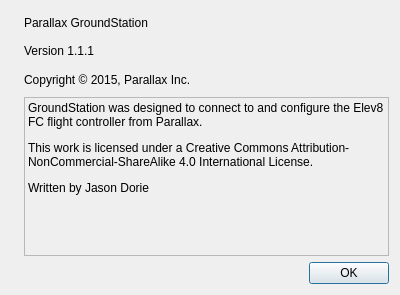
The window that GroundStation-Qt/aboutbox.ui (parallaxinc/Flight-Controller) describes before a commit, drawn with Qt 5.
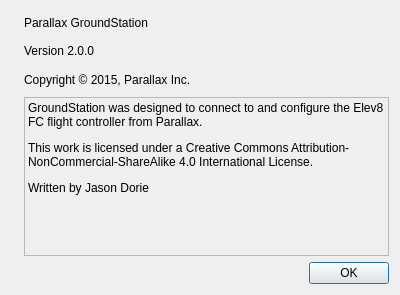
The same window after the commit. Icons and pictures are not drawn.

Commit message: Version bump in about box

Diff of the .ui file:
```diff
--- a/GroundStation-Qt/aboutbox.ui
+++ b/GroundStation-Qt/aboutbox.ui
@@ -53,7 +53,7 @@
        <item>
         <widget class="QLabel" name="lblVersion">
          <property name="text">
-          <string>Version 1.1.1</string>
+          <string>Version 2.0.0</string>
          </property>
         </widget>
        </item>
```
